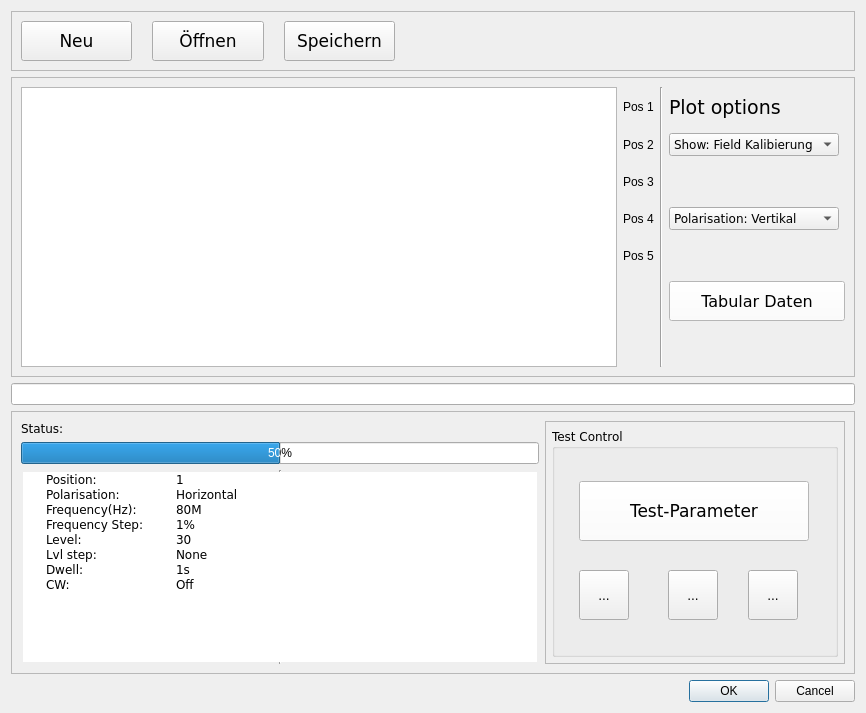
Above: gui/uifiles/KalibierungWindow_neu.ui from mengze21/Development-of-an-EMC-test-software before the change. Below: the same form after it.
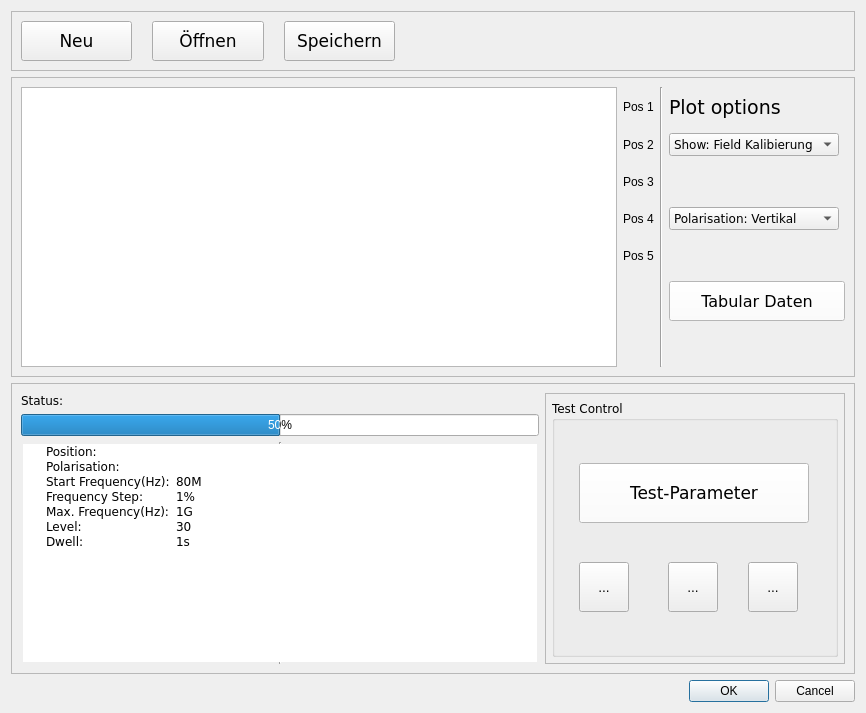
That is the form after the change. Icons and pictures are not drawn.

What changed in the file:
```diff
--- a/gui/uifiles/KalibierungWindow_neu.ui
+++ b/gui/uifiles/KalibierungWindow_neu.ui
@@ -362,9 +362,6 @@
      </layout>
     </widget>
    </item>
-   <item>
-    <widget class="QLineEdit" name="lineEdit_1"/>
-   </item>
    <item>
     <widget class="QFrame" name="frame_2">
      <property name="frameShape">
@@ -610,7 +607,7 @@
           <string>Position:</string>
          </property>
          <property name="text">
-          <string>1</string>
+          <string/>
          </property>
         </item>
         <item>
@@ -618,12 +615,12 @@
           <string>Polarisation:</string>
          </property>
          <property name="text">
-          <string>Horizontal</string>
+          <string/>
          </property>
         </item>
         <item>
          <property name="text">
-          <string>Frequency(Hz):</string>
+          <string>Start Frequency(Hz):</string>
          </property>
          <property name="text">
           <string>80M</string>
@@ -637,6 +634,14 @@
           <string>1%</string>
          </property>
         </item>
+        <item>
+         <property name="text">
+          <string>Max. Frequency(Hz):</string>
+         </property>
+         <property name="text">
+          <string>1G</string>
+         </property>
+        </item>
         <item>
          <property name="text">
           <string>Level:</string>
@@ -645,14 +650,6 @@
           <string>30</string>
          </property>
         </item>
-        <item>
-         <property name="text">
-          <string>Lvl step:</string>
-         </property>
-         <property name="text">
-          <string>None</string>
-         </property>
-        </item>
         <item>
          <property name="text">
           <string>Dwell:</string>
@@ -661,14 +658,6 @@
           <string>1s</string>
          </property>
         </item>
-        <item>
-         <property name="text">
-          <string>CW:</string>
-         </property>
-         <property name="text">
-          <string>Off</string>
-         </property>
-        </item>
        </widget>
       </item>
      </layout>
```
Left out of the diff: 4 changed lines with no effect on the pictures.
